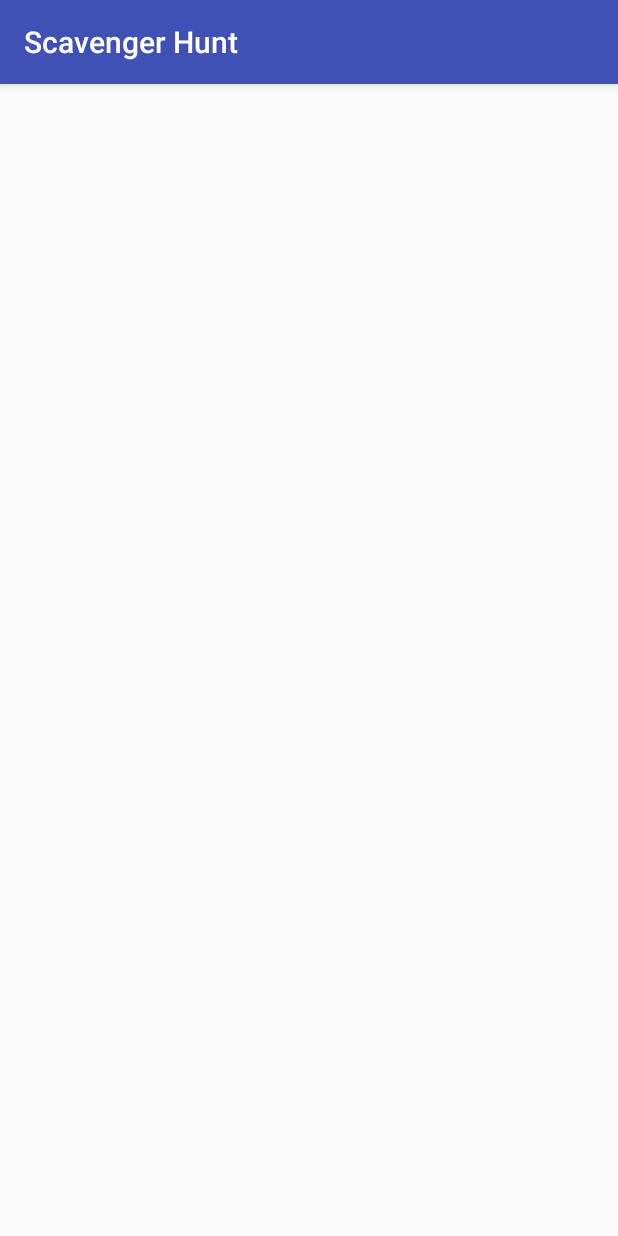
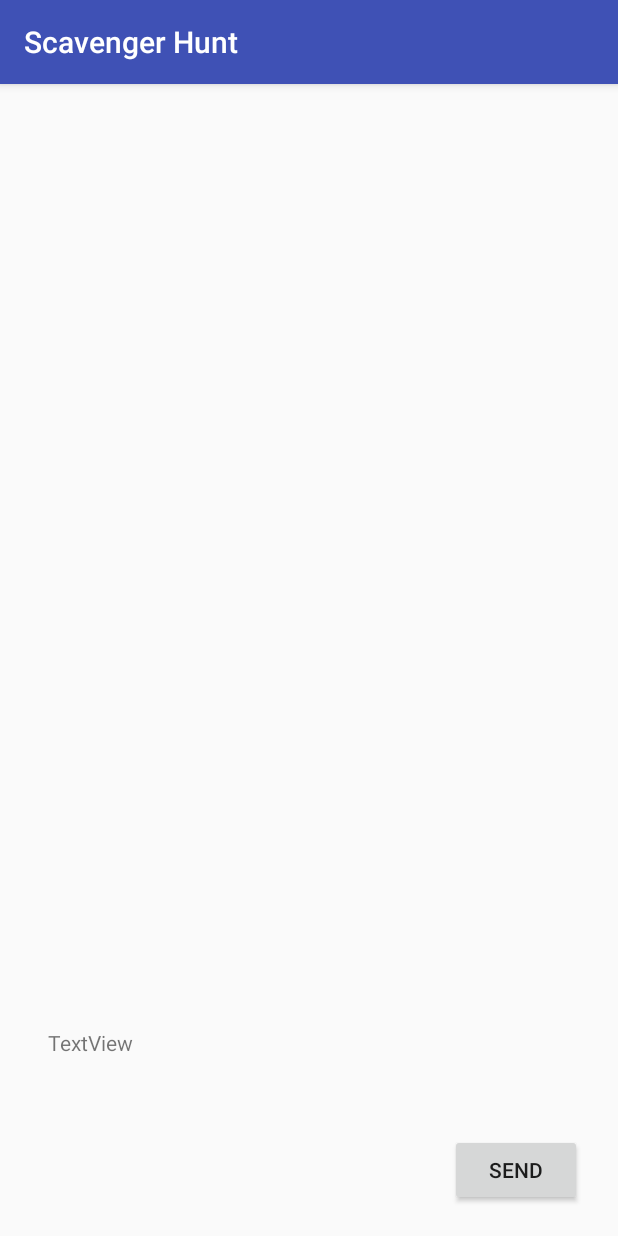
Before and after one commit to florian-texier/Projet_integration_SOC, an Android app: the SendPicture screen opened directly, with no data from a screen before it, on a phone screen of 412 x 824 dp. Run offline under Robolectric (Android 15) with nearby library versions, the phone set to English and light mode, and no system bars; libraries missing offline, so code that uses them is left out: org.altbeacon.beacon.

Commit message:
Fix camera and add file provider
Camera didn't save picture on the phone  due to a bug in the file provider

```diff
--- a/Application/app/src/main/java/imerir/scavengerhunt/SendPicture.java
+++ b/Application/app/src/main/java/imerir/scavengerhunt/SendPicture.java
@@ -2,8 +2,16 @@ package imerir.scavengerhunt;
 
 import android.support.v7.app.AppCompatActivity;
 import android.os.Bundle;
+import android.widget.TextView;
+
+import org.altbeacon.beacon.BeaconManager;
 
 public class SendPicture extends AppCompatActivity {
+
+    private BeaconManager beaconManager;
+    TextView mDistance;
+
+
 
     @Override
     protected void onCreate(Bundle savedInstanceState) {
--- a/Application/app/src/main/res/layout/activity_send_picture.xml
+++ b/Application/app/src/main/res/layout/activity_send_picture.xml
@@ -6,4 +6,33 @@
     android:layout_height="match_parent"
     tools:context="imerir.scavengerhunt.SendPicture">
 
+    <GridView
+        android:id="@+id/pictureDisplay"
+        android:layout_width="368dp"
+        android:layout_height="361dp"
+        tools:layout_editor_absoluteX="8dp"
+        tools:layout_editor_absoluteY="8dp" />
+
+    <TextView
+        android:id="@+id/dist"
+        android:layout_width="89dp"
+        android:layout_height="38dp"
+        android:layout_marginBottom="8dp"
+        android:layout_marginLeft="32dp"
+        android:layout_marginTop="8dp"
+        android:text="TextView"
+        app:layout_constraintBottom_toBottomOf="parent"
+        app:layout_constraintLeft_toLeftOf="parent"
+        app:layout_constraintTop_toBottomOf="@+id/pictureDisplay"
+        app:layout_constraintVertical_bias="0.738" />
+
+    <Button
+        android:id="@+id/button2"
+        android:layout_width="wrap_content"
+        android:layout_height="wrap_content"
+        android:layout_marginBottom="20dp"
+        android:layout_marginEnd="24dp"
+        android:text="Send"
+        app:layout_constraintBottom_toBottomOf="parent"
+        app:layout_constraintEnd_toEndOf="parent" />
 </android.support.constraint.ConstraintLayout>
--- /dev/null
+++ b/Application/app/src/main/res/xml/file_paths.xml
@@ -0,0 +1,4 @@
+<?xml version="1.0" encoding="utf-8"?>
+<paths xmlns:android="http://schemas.android.com/apk/res/android">
+    <external-path name="my_images" path="Android/data/imerir.scavengerhunt/files/Pictures" />
+</paths>
```
Also changed, not shown: Application/app/src/main/AndroidManifest.xml (+11 -0 lines), Application/app/src/main/java/imerir/scavengerhunt/ListeActivity.java (+46 -72 lines), Application/app/src/main/res/layout/activity_main.xml (+4 -4 lines).
